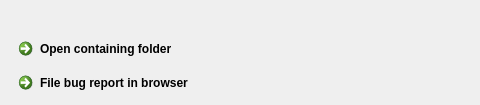
This is ui/bug-report.ui in buha/gpibcs as Qt 5 draws it before an edit. The edited form follows.
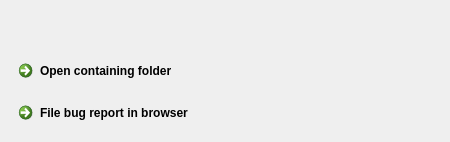
This is the edited form.

What changed in the file:
```diff
--- a/ui/bug-report.ui
+++ b/ui/bug-report.ui
@@ -6,8 +6,8 @@
    <rect>
     <x>0</x>
     <y>0</y>
-    <width>480</width>
-    <height>105</height>
+    <width>450</width>
+    <height>142</height>
    </rect>
   </property>
   <property name="sizePolicy">
@@ -25,6 +25,8 @@
   <property name="windowTitle">
    <string>Bug report</string>
   </property>
+  <layout class="QGridLayout" name="gridLayout">
+   <item row="0" column="0">
   <layout class="QVBoxLayout" name="verticalLayout">
    <item>
     <widget class="QLabel" name="bugFileLabel">
@@ -51,11 +53,17 @@
    <item>
     <widget class="QCommandLinkButton" name="bugFileLink">
      <property name="sizePolicy">
-      <sizepolicy hsizetype="Maximum" vsizetype="Preferred">
+        <sizepolicy hsizetype="Preferred" vsizetype="Fixed">
        <horstretch>0</horstretch>
        <verstretch>0</verstretch>
       </sizepolicy>
      </property>
+       <property name="maximumSize">
+        <size>
+         <width>16777215</width>
+         <height>16777215</height>
+        </size>
+       </property>
      <property name="text">
       <string>Open containing folder</string>
      </property>
@@ -64,15 +72,23 @@
    <item>
     <widget class="QCommandLinkButton" name="bugReportLink">
      <property name="sizePolicy">
-      <sizepolicy hsizetype="Minimum" vsizetype="Minimum">
+        <sizepolicy hsizetype="Preferred" vsizetype="Minimum">
        <horstretch>0</horstretch>
        <verstretch>0</verstretch>
       </sizepolicy>
      </property>
+       <property name="maximumSize">
+        <size>
+         <width>16777215</width>
+         <height>16777215</height>
+        </size>
+       </property>
      <property name="text">
       <string>File bug report in browser</string>
      </property>
     </widget>
+     </item>
+    </layout>
    </item>
   </layout>
  </widget>
```
Lines whose indentation alone changed are shown as unchanged.
